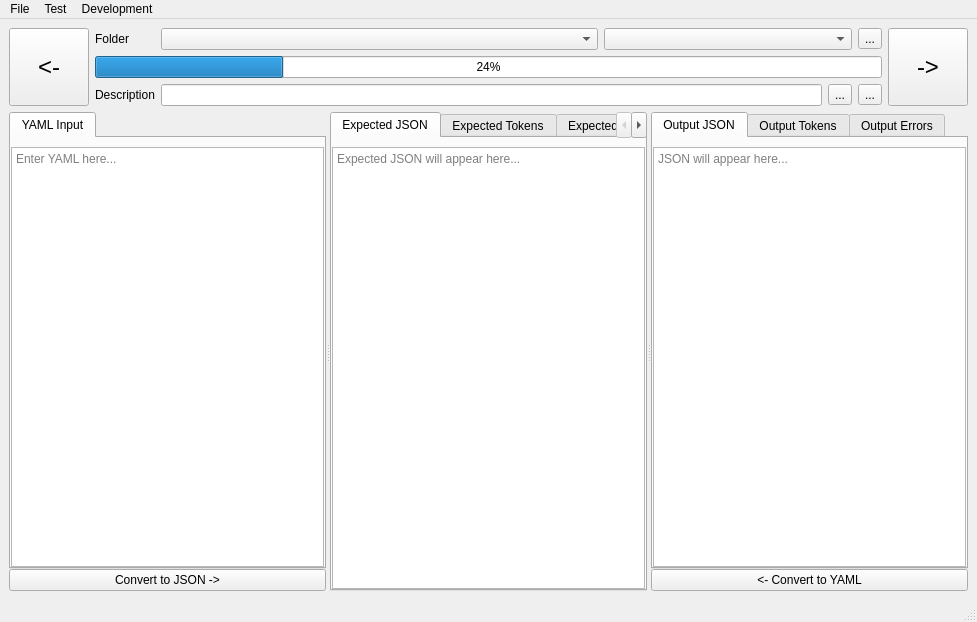
This is Examples/JsonYamlToJsonTestSuite/mainwindow.ui in g-gualeni/QtNoid2 as Qt 5 draws it before an edit. The edited form follows.
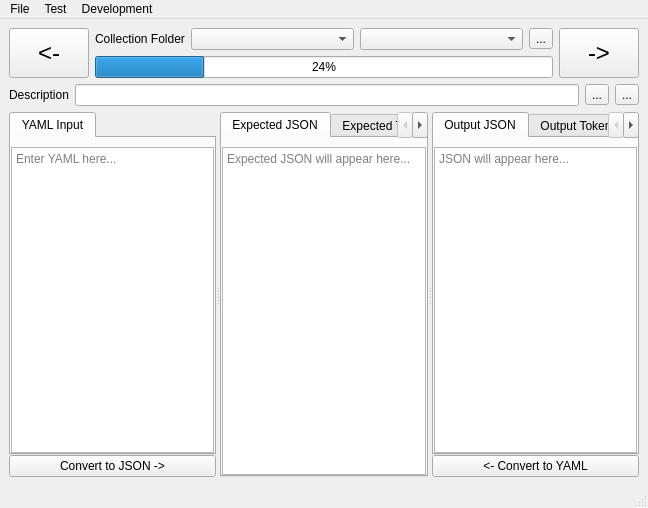
This is the edited form. Custom widgets are drawn as their Qt base class.

Commit message:
JsonYamlToJson test suite polishing
now it is almost ready to use

Patch:
```diff
--- a/Examples/JsonYamlToJsonTestSuite/mainwindow.ui
+++ b/Examples/JsonYamlToJsonTestSuite/mainwindow.ui
@@ -6,8 +6,8 @@
    <rect>
     <x>0</x>
     <y>0</y>
-    <width>977</width>
-    <height>622</height>
+    <width>648</width>
+    <height>508</height>
    </rect>
   </property>
   <property name="windowTitle">
@@ -16,7 +16,10 @@
   <widget class="QWidget" name="centralwidget">
    <layout class="QVBoxLayout" name="verticalLayout_4" stretch="0,1">
     <item>
-     <layout class="QGridLayout" name="gridLayout" columnstretch="0,0,2,1,0,0,0">
+     <layout class="QGridLayout" name="gridLayout" columnstretch="0,0,100,100,0,0" columnminimumwidth="0,0,0,0,0,0">
+      <item row="0" column="3">
+       <widget class="QComboBox" name="txtCurrentFile"/>
+      </item>
       <item row="0" column="2">
        <widget class="FolderComboBox" name="txtCollectionFolder">
         <property name="toolTip">
@@ -24,21 +27,7 @@
         </property>
        </widget>
       </item>
-      <item row="1" column="1" colspan="5">
-       <widget class="QProgressBar" name="cboCollectionProgress">
-        <property name="value">
-         <number>24</number>
-        </property>
-       </widget>
-      </item>
-      <item row="2" column="1">
-       <widget class="QLabel" name="label_2">
-        <property name="text">
-         <string>Description</string>
-        </property>
-       </widget>
-      </item>
-      <item row="0" column="5">
+      <item row="0" column="4">
        <widget class="QToolButton" name="cmdBrowseFolder">
         <property name="toolTip">
          <string>Browse Folder</string>
@@ -51,11 +40,11 @@
       <item row="0" column="1">
        <widget class="QLabel" name="label">
         <property name="text">
-         <string>Folder</string>
+         <string>Collection Folder</string>
         </property>
        </widget>
       </item>
-      <item row="0" column="0" rowspan="3">
+      <item row="0" column="0" rowspan="2">
        <widget class="QPushButton" name="cmdPrevious">
         <property name="sizePolicy">
          <sizepolicy hsizetype="Preferred" vsizetype="Expanding">
@@ -63,6 +52,12 @@
           <verstretch>0</verstretch>
          </sizepolicy>
         </property>
+        <property name="maximumSize">
+         <size>
+          <width>16777215</width>
+          <height>16777215</height>
+         </size>
+        </property>
         <property name="font">
          <font>
           <pointsize>18</pointsize>
@@ -76,17 +71,7 @@
         </property>
        </widget>
       </item>
-      <item row="2" column="5">
-       <widget class="QToolButton" name="cmdSaveTestDataset">
-        <property name="toolTip">
-         <string>Save Dataset</string>
-        </property>
-        <property name="text">
-         <string>...</string>
-        </property>
-       </widget>
-      </item>
-      <item row="0" column="6" rowspan="3">
+      <item row="0" column="5" rowspan="2">
        <widget class="QPushButton" name="cmdNext">
         <property name="sizePolicy">
          <sizepolicy hsizetype="Preferred" vsizetype="Expanding">
@@ -94,6 +79,12 @@
           <verstretch>0</verstretch>
          </sizepolicy>
         </property>
+        <property name="maximumSize">
+         <size>
+          <width>16777215</width>
+          <height>16777215</height>
+         </size>
+        </property>
         <property name="font">
          <font>
           <pointsize>18</pointsize>
@@ -107,23 +98,48 @@
         </property>
        </widget>
       </item>
-      <item row="2" column="2" colspan="2">
+      <item row="1" column="1" colspan="4">
+       <widget class="QProgressBar" name="cboCollectionProgress">
+        <property name="value">
+         <number>24</number>
+        </property>
+       </widget>
+      </item>
+     </layout>
+    </item>
+    <item>
+     <layout class="QHBoxLayout" name="horizontalLayout_2">
+      <item>
+       <widget class="QLabel" name="label_2">
+        <property name="text">
+         <string>Description</string>
+        </property>
+       </widget>
+      </item>
+      <item>
        <widget class="QLineEdit" name="txtDescription">
         <property name="toolTip">
          <string>Example description</string>
         </property>
        </widget>
       </item>
-      <item row="2" column="4">
+      <item>
+       <widget class="QToolButton" name="cmdSaveTestDataset">
+        <property name="toolTip">
+         <string>Save Dataset</string>
+        </property>
+        <property name="text">
+         <string>...</string>
+        </property>
+       </widget>
+      </item>
+      <item>
        <widget class="QToolButton" name="cmdNewTestDataset">
         <property name="text">
          <string>...</string>
         </property>
        </widget>
       </item>
-      <item row="0" column="3" colspan="2">
-       <widget class="QComboBox" name="txtCurrentFile"/>
-      </item>
      </layout>
     </item>
     <item>
@@ -366,7 +382,7 @@
     <rect>
      <x>0</x>
      <y>0</y>
-     <width>977</width>
+     <width>648</width>
      <height>22</height>
     </rect>
    </property>
```
Left out of the diff: 2 changed lines with no effect on the pictures. The commit also changes 26 other files.
